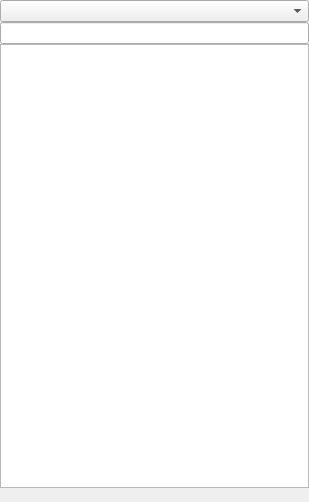
GispoCoding/arho-qgis-plugin, file arho_feature_template/gui/template_dock.ui: the form before one commit.
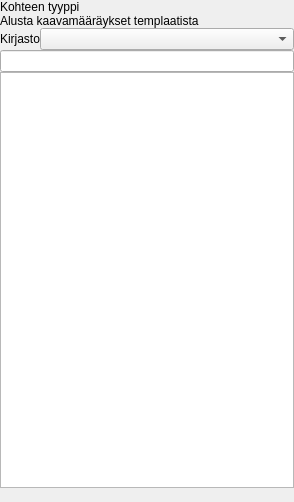
The form after the commit. Custom widgets are drawn as their Qt base class.

Commit message:
Add buttons for empty plan feature digitizing
Some refactoring was done for related functionalities

The edit to the form file:
```diff
--- a/arho_feature_template/gui/template_dock.ui
+++ b/arho_feature_template/gui/template_dock.ui
@@ -6,7 +6,7 @@
    <rect>
     <x>0</x>
     <y>0</y>
-    <width>309</width>
+    <width>294</width>
     <height>502</height>
    </rect>
   </property>
@@ -34,7 +34,38 @@
      <number>0</number>
     </property>
     <item>
-     <widget class="QComboBox" name="library_selection"/>
+     <widget class="QLabel" name="label">
+      <property name="text">
+       <string>Kohteen tyyppi</string>
+      </property>
+     </widget>
+    </item>
+    <item>
+     <widget class="QLabel" name="label_2">
+      <property name="text">
+       <string>Alusta kaavamääräykset templaatista</string>
+      </property>
+     </widget>
+    </item>
+    <item>
+     <layout class="QHBoxLayout" name="horizontalLayout_2">
+      <item>
+       <widget class="QLabel" name="label_3">
+        <property name="sizePolicy">
+         <sizepolicy hsizetype="Maximum" vsizetype="Preferred">
+          <horstretch>0</horstretch>
+          <verstretch>0</verstretch>
+         </sizepolicy>
+        </property>
+        <property name="text">
+         <string>Kirjasto</string>
+        </property>
+       </widget>
+      </item>
+      <item>
+       <widget class="QComboBox" name="library_selection"/>
+      </item>
+     </layout>
     </item>
     <item>
      <widget class="QgsFilterLineEdit" name="search_box"/>
```
Left out of the diff: 2 changed lines with no effect on the pictures. The commit also changes 6 other files.
